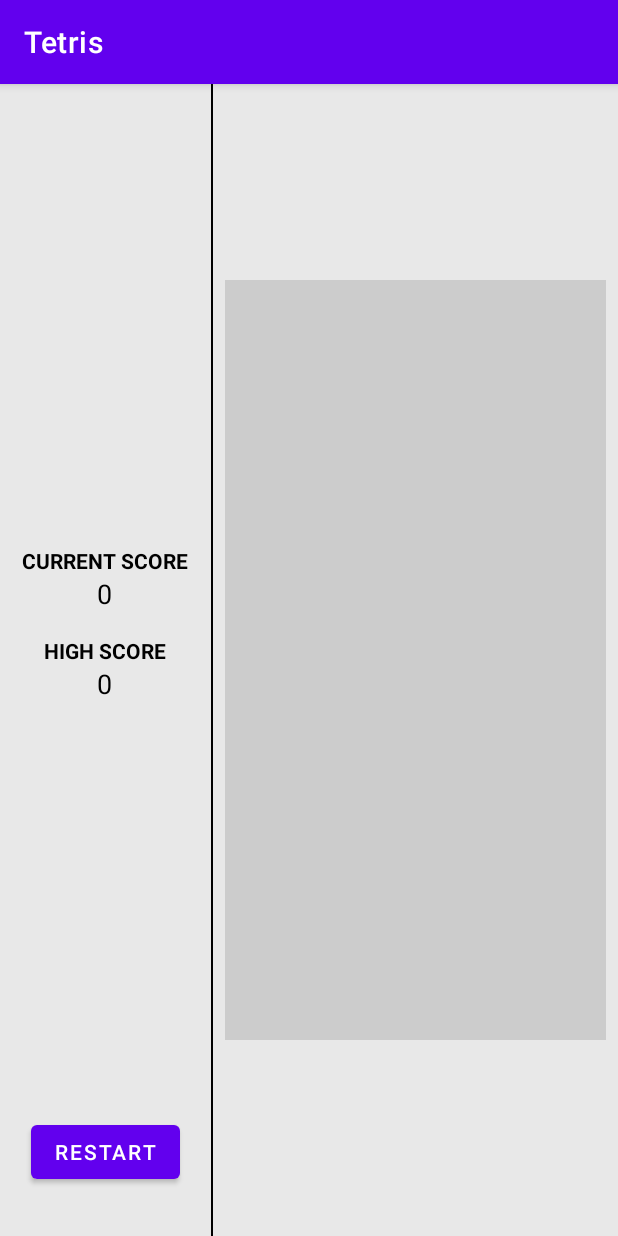
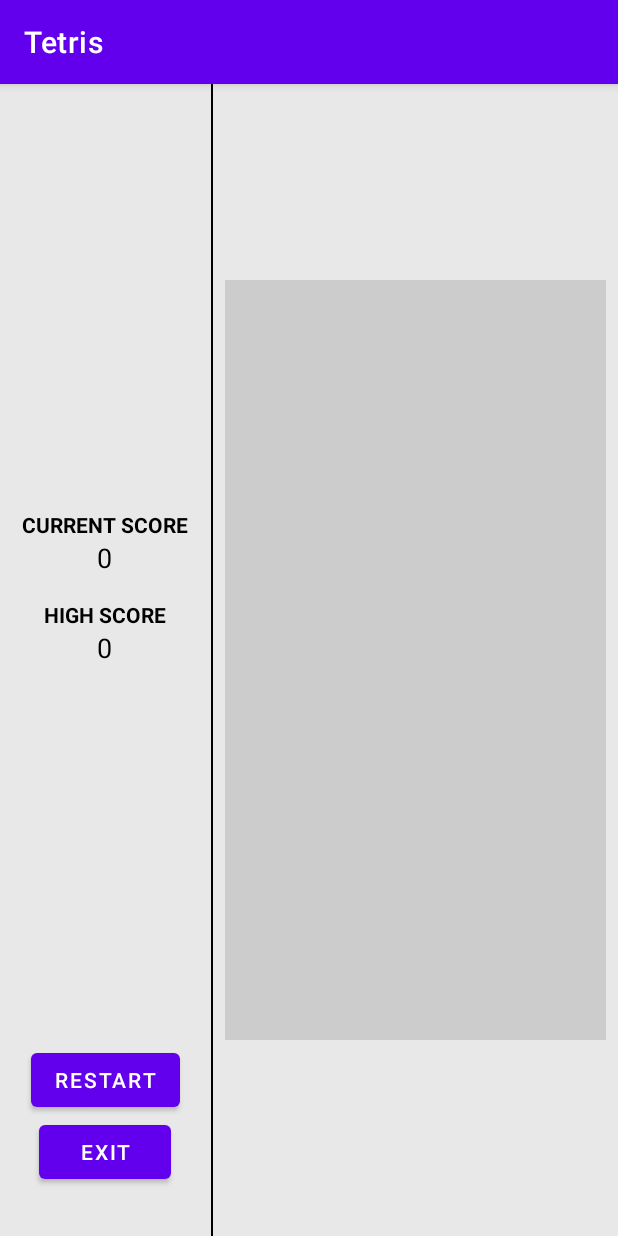
Before and after one commit to Xsufu/Tetris, an Android app: the GameActivity screen opened directly, with no data from a screen before it, on a phone screen of 412 x 824 dp. Run offline under Robolectric (Android 15) with nearby library versions, the phone set to English and light mode, and no system bars.

Commit message:
Добавлена кнопка выхода в главное меню

```diff
--- a/app/src/main/res/layout/activity_game.xml
+++ b/app/src/main/res/layout/activity_game.xml
@@ -70,7 +70,13 @@
                 android:id="@+id/btn_restart"
                 android:layout_width="wrap_content"
                 android:layout_height="wrap_content"
-                android:text="@string/btn_restart"/>
+                android:text="@string/btn_restart" />
+
+            <Button
+                android:id="@+id/btn_exit_to_menu"
+                android:layout_width="wrap_content"
+                android:layout_height="wrap_content"
+                android:text="@string/exit"/>
 
         </LinearLayout>
 
```
